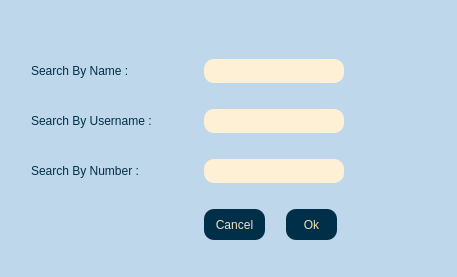
AP-projects-4001/jan-ghahve, file client/search.ui: the form before one commit.
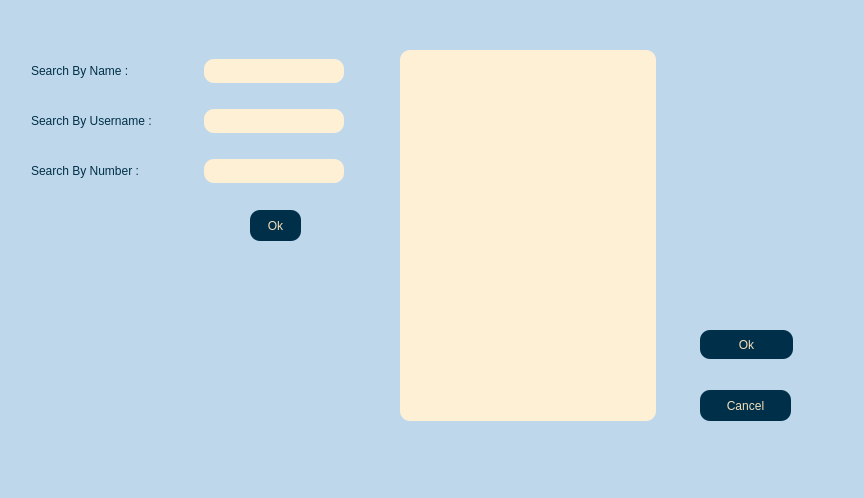
The form after the commit.

Commit message: editing search dialog

Patch:
```diff
--- a/client/search.ui
+++ b/client/search.ui
@@ -6,8 +6,8 @@
    <rect>
     <x>0</x>
     <y>0</y>
-    <width>457</width>
-    <height>277</height>
+    <width>864</width>
+    <height>498</height>
    </rect>
   </property>
   <property name="windowTitle">
@@ -20,9 +20,9 @@
   <widget class="QPushButton" name="pbn_cancel">
    <property name="geometry">
     <rect>
-     <x>204</x>
-     <y>209</y>
-     <width>61</width>
+     <x>700</x>
+     <y>390</y>
+     <width>91</width>
      <height>31</height>
     </rect>
    </property>
@@ -52,8 +52,8 @@
   <widget class="QPushButton" name="pbn_ok">
    <property name="geometry">
     <rect>
-     <x>286</x>
-     <y>209</y>
+     <x>250</x>
+     <y>210</y>
      <width>51</width>
      <height>31</height>
     </rect>
@@ -143,6 +143,45 @@
     <string>Search By Number :</string>
    </property>
   </widget>
+  <widget class="QPushButton" name="pbn_submit">
+   <property name="geometry">
+    <rect>
+     <x>700</x>
+     <y>330</y>
+     <width>93</width>
+     <height>29</height>
+    </rect>
+   </property>
+   <property name="cursor">
+    <cursorShape>PointingHandCursor</cursorShape>
+   </property>
+   <property name="styleSheet">
+    <string notr="true">background-color:rgb(0, 48, 73);
+border-radius: 10px;
+color:rgb(245, 223, 187);</string>
+   </property>
+   <property name="text">
+    <string>Ok</string>
+   </property>
+  </widget>
+  <widget class="QListWidget" name="listWidget">
+   <property name="geometry">
+    <rect>
+     <x>400</x>
+     <y>50</y>
+     <width>256</width>
+     <height>371</height>
+    </rect>
+   </property>
+   <property name="cursor" stdset="0">
+    <cursorShape>PointingHandCursor</cursorShape>
+   </property>
+   <property name="styleSheet">
+    <string notr="true">background-color:rgb(253, 240, 213);
+border-radius: 10%;
+</string>
+   </property>
+  </widget>
  </widget>
  <resources/>
  <connections/>
```
The commit also changes 16 other files.
